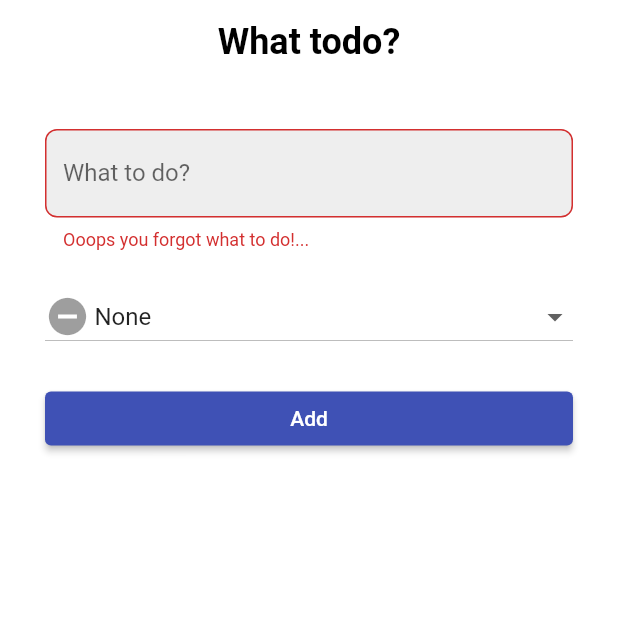
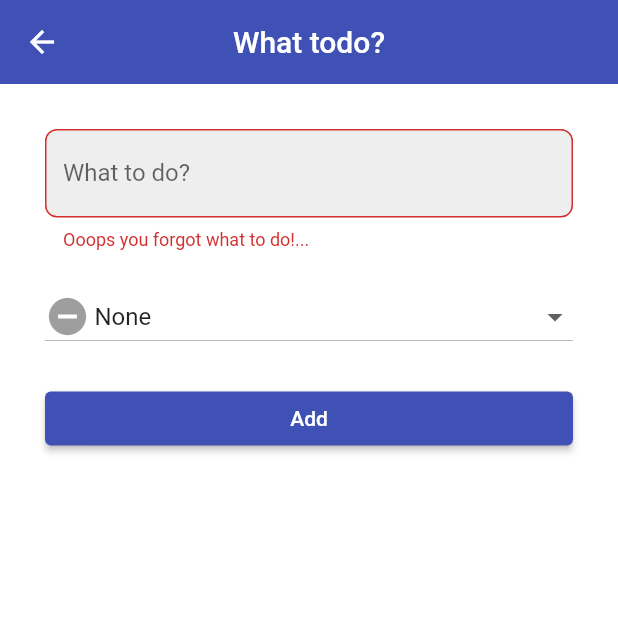
Before and after one commit to nkabour/TodoFlutter, a Flutter app: the screen it shows after launch, after a tap on the "add" icon, on a phone screen of 412 x 824 dp, the top half of it. Run offline on Flutter 3.47's test engine with Material 2 defaults, Android fonts, the phone set to English and light mode, and no system bars; our stand-ins replace sqflite; accounts and stored records are empty.

```diff
--- a/lib/app.dart
+++ b/lib/app.dart
@@ -14,6 +14,10 @@ const AddScreen = '/add-todo';
 
 class App extends StatelessWidget {
 
+
+
+
+
   @override
   Widget build(BuildContext context) {
 
@@ -22,13 +26,16 @@ class App extends StatelessWidget {
       title: 'Jumpin',
       theme: ThemeData(
         primarySwatch: Colors.indigo,
-        textTheme: todoTxtTheme,
+        textTheme:TextTheme(
+                            headline5: TextStyle(color: Colors.black, fontWeight: FontWeight.bold),
+                            caption: TextStyle(color: Colors.black38)),
         appBarTheme: todoAppBarTheme,
         inputDecorationTheme: todoInputDecorator,
         buttonTheme: todoButtonTheme,
         visualDensity: VisualDensity.adaptivePlatformDensity,
       ),
       onGenerateRoute: _routes(),
+
     );
   }
 
@@ -44,13 +51,13 @@ class App extends StatelessWidget {
               screen = SplashScreen();
               break;
         case TodoScreen:
-              screen = TodoWidget();
+              screen = TodoList();
               break;
         case AddScreen:
-              screen = AddTodo();
+              screen = AddTodo(id: arguments["id"]);
               break;
         case EditScreen:
-              screen = AddTodo(index: arguments["id"]);
+              screen = AddTodo(todo: arguments["todo"]);
               break;
         default:
               return null;
--- /dev/null
+++ b/lib/database_helper.dart
@@ -0,0 +1,124 @@
+import 'dart:io';
+import 'package:path/path.dart';
+
+//this plugin allows us to create and use an sqlite database
+import 'package:sqflite/sqflite.dart';
+
+// The path_provider plugin allows us to access the user directories on
+// iOS and Android which is where we will have to store the SQLite database file.
+import 'package:path_provider/path_provider.dart';
+import "classes/Todo.dart";
+
+
+/*
+Now lets start by creating our own database abstraction layer.
+This new class will allow for easy access to our SQLite database. It will act as our data
+access object as well by providing functions to query for specific data models.
+*/
+
+
+class DBHelper {
+
+  static final _dbName = "todo.db";
+  static final _dbVersion = 2;
+
+  static final tableTodos = 'todos';
+
+  static final columnId = '_id';
+  static final columnLabel = 'label';
+  static final columnPriority = 'priority';
+  static final columnIsDone = "isDone";
+
+
+  // make this a singleton class
+  DBHelper._privateConstructor();
+  static final DBHelper instance = DBHelper._privateConstructor();
+
+  // only have a single app-wide reference to the database
+  static Database _db;
+  Future<Database> get database async {
+    if (_db != null) return _db;
+    // lazily instantiate the db the first time it is accessed
+    _db = await _initDatabase();
+    return _db;
+  }
+
+  // this opens the database (and creates it if it doesn't exist)
+  _initDatabase() async {
+    Directory documentsDirectory = await getApplicationDocumentsDirectory();
+    String path = join(documentsDirectory.path, _dbName);
+    return await openDatabase(path,
+        version: _dbVersion,
+        onCreate: _onCreate);
+  }
+
+  // SQL code to create the database table
+  Future _onCreate(Database db, int version) async {
+    await db.execute('''
+          CREATE TABLE $tableTodos (
+            $columnId INTEGER PRIMARY KEY AUTOINCREMENT,
+            $columnLabel TEXT NOT NULL,
+            $columnPriority INT NOT NULL,
+            $columnIsDone BOOLEAN NOT NULL
+          )
+          ''');
+  }
+
+  // Helper methods
+  // Inserts a row in the database where each key in the Map is a column name
+  // and the value is the column value. The return value is the id of the
+  // inserted row.
+  Future<int> insert(String tableName, Map<String, dynamic> row) async {
+    Database db = await instance.database;
+    return await db.insert(tableName, row);
+  }
+
+  // All of the rows are returned as a list of maps, where each map is
+  // a key-value list of columns.
+  Future<List<Todo>> queryAllRows(String tableName) async {
+    Database db = await instance.database;
+    List<Map<String,dynamic>> listTodos = await db.query(tableName);
+
+    List<Todo> res = new List<Todo>();
+    listTodos.forEach((element) {
+
+      res.add(Todo.fromMap(element));
+
+    });
+
+    return res;
+  }
+
+
+  // All of the rows are returned as a list of maps, where each map is
+  // a key-value list of columns.
+  Future<Todo> queryRowById(String tableName, int id) async {
+    Database db = await instance.database;
+    List<Map<String, dynamic>> res = await db.rawQuery('SELECT * FROM $tableName where id = $id');
+    return Todo.fromMap(res[0]);
+  }
+
+  // All of the methods (insert, query, update, delete) can also be done using
+  // raw SQL commands. This method uses a raw query to give the row count.
+  Future<int> queryRowCount(String tableName) async {
+    Database db = await instance.database;
+    return Sqflite.firstIntValue(await db.rawQuery('SELECT COUNT(*) FROM $tableName'));
+  }
+
+  // We are assuming here that the id column in the map is set. The other
+  // column values will be used to update the row.
+  Future<int> update(String tableName,Map<String, dynamic> row) async {
+    Database db = await instance.database;
+    int id = row[columnId];
+    return await db.update(tableName, row, where: '$columnId = ?', whereArgs: [id]);
+  }
+
+  // Deletes the row specified by the id. The number of affected rows is
+  // returned. This should be 1 as long as the row exists.
+  Future<int> delete(String tableName, int id) async {
+    Database db = await instance.database;
+    return await db.delete(tableName, where: '$columnId = ?', whereArgs: [id]);
+  }
+
+
+}
--- a/lib/screens/Todo/todo.dart
+++ b/lib/screens/Todo/todo.dart
@@ -2,8 +2,10 @@
 import 'package:flutter/material.dart';
 import 'package:to_do_app/app.dart';
 import '../../classes/Todo.dart';
+import 'package:to_do_app/database_helper.dart';
 
 class TodoItem extends StatelessWidget {
+
   TodoItem({this.todoitem});
   final Todo todoitem;
 
@@ -45,9 +47,6 @@ class TodoItem extends StatelessWidget {
 }
 
 class TodoList extends StatefulWidget {
-  final List<Todo> todos;
-
-  TodoList({this.todos});
 
   @override
   _TodoState createState() => _TodoState();
@@ -57,19 +56,55 @@ class _TodoState extends State<TodoList> {
 
   List<Todo> todolist;
 
+  Future todolistFuture;
+
   @override void initState() {
 
     super.initState();
-    setState(() => todolist = widget.todos);
+    todolistFuture = getTodos();
+
   }
 
+  getTodos() async {
+
+    return await DBHelper.instance.queryAllRows(DBHelper.tableTodos);
+  }
+
+  double _swipeStartX;
+  String _swipeDirection;
   @override
   Widget build(BuildContext context) {
-    double _swipeStartX;
-    String _swipeDirection;
 
-    return todolist.isEmpty
-        ? FittedBox(
+    return Scaffold(
+      appBar: AppBar(title: Text('ToDos')),
+      backgroundColor: Colors.white,
+      body: SafeArea(
+        child: Align(
+          child:FutureBuilder(
+                    future: todolistFuture,
+                    builder: _futureBuilder,),
+          alignment: Alignment.center,
+        ),
+      ),
+      floatingActionButton: FloatingActionButton(
+        onPressed: () {
+          Navigator.pushNamed<dynamic>(context, AddScreen, arguments: {"id": todolist.length});
+        },
+        child: Icon(Icons.add),
+        tooltip: "Add",
+      ),
+    );
+
+  }
+
+
+  _onEdit(BuildContext context, Todo todo) {
+    return Navigator.pushNamed<dynamic>(context, EditScreen,
+        arguments: {"todo": todo});
+  }
+
+  _emptyTodoList(){
+    return FittedBox(
             child: Container(
               padding: const EdgeInsets.symmetric(horizontal: 30, vertical: 20),
               child: Column(
@@ -80,14 +115,21 @@ class _TodoState extends State<TodoList> {
                     "assets/images/meditate.png",
                     fit: BoxFit.contain,
                   ),
-                  Text("No Todos", style: Theme.of(context).textTheme.caption),
+                  Text("No Todos", style: Theme.of(context).textTheme.caption.copyWith(
+                    color: Colors.black,
+                  )),
 
                   //add loader widget here.
                 ],
               ),
             ),
-          )
-        : ListView.builder(
+          );
+  }
+
+
+  _todoListBuilder(BuildContext context) {
+
+    return  ListView.builder(
             itemCount: todolist.length,
             itemBuilder: (context, index) {
               return GestureDetector(
@@ -97,47 +139,51 @@ class _TodoState extends State<TodoList> {
                       e.globalPosition.dx > _swipeStartX ? "Right" : "Left",
                   onHorizontalDragEnd: (e) async {
                     if (_swipeDirection == "Right")
-                      setState(() => todolist.removeAt(index));
+                      setState(() {
+                        DBHelper.instance.delete(DBHelper.tableTodos, todolist[index].id);
+                        todolist.removeAt(index);
+                      });
+
                     else {
-                      _onEdit(context, index);
+                      _onEdit(context, todolist[index]);
                     }
                   },
                   onTap: () {
-                    setState(
-                        () => todolist[index].isDone = !todolist[index].isDone);
+                    setState(() {
+
+                           todolist[index].isDone = !todolist[index].isDone;
+                           DBHelper.instance.update(DBHelper.tableTodos, todolist[index].toMap());
+
+                        });
+
+
                   },
                   child: TodoItem(todoitem: todolist[index]));
             });
   }
 
-  _onEdit(BuildContext context, int index) {
-    return Navigator.pushNamed<dynamic>(context, EditScreen,
-        arguments: {"id": index});
+  Widget _futureBuilder (context, snap) {
+
+
+        if(snap.hasError){
+
+          print(snap.error);
+          return Text("Shoot couldn't connect to db");
+        }
+        else if(!snap.hasData){
+
+            return CircularProgressIndicator();
+
+        }
+        else if(snap.hasData){
+          todolist = snap.data;
+          return todolist.isEmpty ? _emptyTodoList() : _todoListBuilder(context);
+
+        }
+
+        return Text("Shoot something's wrong!");
+
+
   }
+
 }
-
-class TodoWidget extends StatelessWidget {
-
-  final List<Todo> todolist = Todo.fetchAll();
-
-  @override
-  Widget build(BuildContext context) {
-    return Scaffold(
-      appBar: AppBar(title: Text('ToDos')),
-      backgroundColor: Colors.white,
-      body: SafeArea(
-        child: Align(
-          child: TodoList(todos: todolist),
-          alignment: Alignment.center,
-        ),
-      ),
-      floatingActionButton: FloatingActionButton(
-        onPressed: () {
-          Navigator.pushNamed<dynamic>(context, AddScreen);
-        },
-        child: Icon(Icons.add),
-        tooltip: "Add",
-      ),
-    );
-  }
-}
--- a/lib/screens/add/add.dart
+++ b/lib/screens/add/add.dart
@@ -1,12 +1,14 @@
 import 'package:flutter/material.dart';
 import "../../classes/Todo.dart";
 import "package:to_do_app/app.dart";
+import 'package:to_do_app/database_helper.dart';
 
 class AddTodo extends StatefulWidget {
 
 
-  final int index;
-  AddTodo({this.index = -1});
+  final int id;
+  final Todo todo;
+  AddTodo({this.id = -1, this.todo });
 
   @override
   _Add createState() => _Add();
@@ -25,18 +27,17 @@ Todo todoval = new Todo();
   @override void initState() {
 
     super.initState();
-    int index = widget.index;
-    Todo todo = Todo.fetchByIndex(index);
 
-    if(todo != null) {
+    if(widget.todo != null) {
 
       setState(() {
-        todoval = todo;
+        todoval = widget.todo;
         editView = true;
 
       });
 
     }
+
 
 
   }
@@ -81,13 +82,18 @@ Todo todoval = new Todo();
       onPressed: () {
         if(_key.currentState.validate()){
           _key.currentState.save();
-          int index = widget.index;
+
           if(editView) {
-            Todo.todolist.removeAt(index);
 
-            Todo.todolist.insert(index, todoval);
+
+            DBHelper.instance.update(DBHelper.tableTodos, todoval.toMap());
+
           }
-          else Todo.todolist.add(todoval);
+          else {
+            //todoval.id = widget.id;
+            DBHelper.instance.insert(DBHelper.tableTodos, todoval.toMap());
+          }
+          // Todo.todolist.add(todoval);
           Navigator.pushNamed<dynamic>(context, TodoScreen);
 
         }
--- a/lib/screens/onload/onload.dart
+++ b/lib/screens/onload/onload.dart
@@ -4,6 +4,8 @@
 import "dart:async";
 import "package:flutter/material.dart";
 import "../../app.dart";
+
+
 
 //can be connected to db connection
 //to check if data exists or not for offline mode
@@ -39,7 +41,7 @@ class _SplashScreenWidget extends State<SplashScreen> {
                       children: [
                         Image.asset(
                           "assets/images/sleek.png",
-                          fit: BoxFit.cover,
+                          fit: BoxFit.contain,
                         ),
                         Text("Jumpin!",
                             style: Theme.of(context).textTheme.headline5),
--- a/lib/style.dart
+++ b/lib/style.dart
@@ -15,12 +15,7 @@ TextTheme todoTxtTheme = TextTheme(
 AppBarTheme todoAppBarTheme = AppBarTheme(
     centerTitle: true,
     elevation: 0.0,
-    color: Colors.white,
-    textTheme: TextTheme(
-      headline6: TextStyle(
-          color: Colors.black, fontWeight: FontWeight.bold, fontSize: 24),
-    ),
-    actionsIconTheme: IconThemeData(color: Colors.indigo[400]));
+    );
 
 
 InputDecorationTheme  todoInputDecorator = InputDecorationTheme(
--- a/pubspec.yaml
+++ b/pubspec.yaml
@@ -23,6 +23,8 @@ environment:
 dependencies:
   flutter:
     sdk: flutter
+  sqflite: ^1.3.1+1
+  path_provider: ^1.6.14
 
 
   # The following adds the Cupertino Icons font to your application.
@@ -32,6 +34,8 @@ dependencies:
 dev_dependencies:
   flutter_test:
     sdk: flutter
+
+
 
 # For information on the generic Dart part of this file, see the
 # following page: https://dart.dev/tools/pub/pubspec
```
Also changed, not shown: lib/classes/Todo.dart (+52 -6 lines), pubspec.lock, 3 other files.
